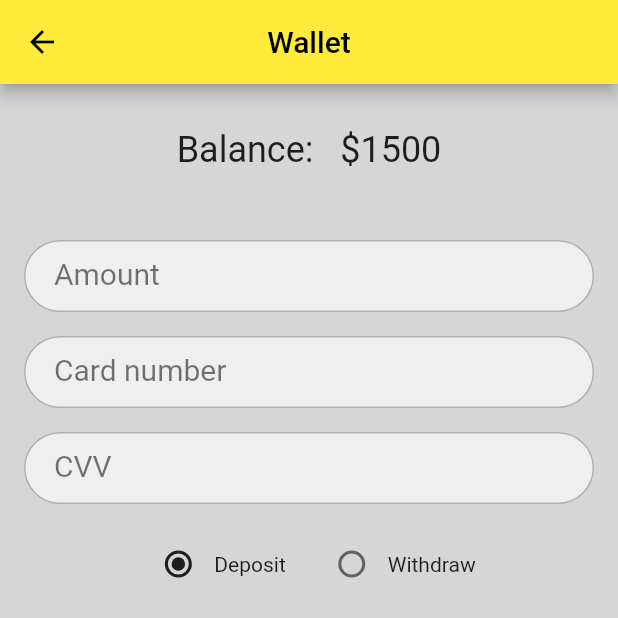
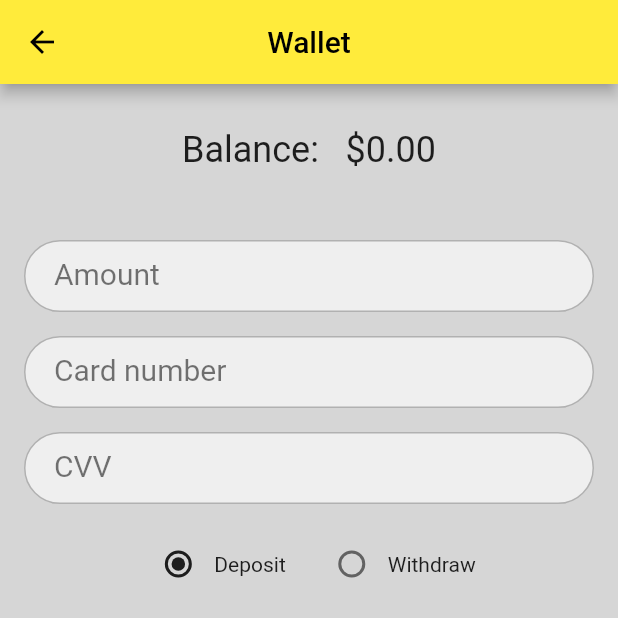
Before and after one commit to FadyAhmed/Nexus-Market-Place, a Flutter app: the AccountInfoScreen screen opened directly with empty values, after a tap on "Wallet", on a phone screen of 412 x 824 dp, the top half of it. Run offline on Flutter 3.47's test engine with Material 2 defaults, Android fonts, the phone set to English and light mode, and no system bars; our stand-ins replace equatable; accounts and stored records are empty; network calls fail.

Commit message:
users api: get and remove balance

```diff
--- a/lib/constants/routes_constants.dart
+++ b/lib/constants/routes_constants.dart
@@ -6,4 +6,10 @@ class RoutesConstants {
   static String signIn = RoutesConstants.usersBaseUrl + '/login';
   static String signUp = RoutesConstants.usersBaseUrl + '/signup';
   static String getMyProfile = RoutesConstants.usersBaseUrl + '/profile';
+  static String getAllUsers = RoutesConstants.usersBaseUrl;
+  static String addBalance = RoutesConstants.usersBaseUrl + '/wallet/deposit';
+  static String removeBalance =
+      RoutesConstants.usersBaseUrl + '/wallet/withdraw';
+
+  static String addItemToInventory = RoutesConstants.baseUrl + '/myinventory';
 }
--- /dev/null
+++ b/lib/models/add_balance_request.dart
@@ -0,0 +1,26 @@
+import 'package:json_annotation/json_annotation.dart';
+
+part 'add_balance_request.g.dart';
+
+@JsonSerializable()
+class AddBalanceRequest {
+  String cardNum;
+  double amount;
+  String cvv;
+
+  AddBalanceRequest({
+    required this.cardNum,
+    required this.amount,
+    required this.cvv,
+  });
+
+  factory AddBalanceRequest.fromJson(Map<String, dynamic> json) =>
+      _$AddBalanceRequestFromJson(json);
+
+  Map<String, dynamic> toJson() => _$AddBalanceRequestToJson(this);
+
+  @override
+  String toString() {
+    return toJson().toString();
+  }
+}
--- a/lib/providers/users_provider.dart
+++ b/lib/providers/users_provider.dart
@@ -1,19 +1,60 @@
+import 'package:ds_market_place/models/add_balance_request.dart';
 import 'package:flutter/cupertino.dart';
 import 'package:ds_market_place/constants/enums.dart';
 import 'package:ds_market_place/models/profile.dart';
 import 'package:ds_market_place/services/users_web_service.dart';
 
 class UsersProvider with ChangeNotifier {
-  LoadingStatus loadingStatus = LoadingStatus.initial;
   UsersWebService usersWebService = UsersWebService();
 
+  LoadingStatus profileLoadingStatus = LoadingStatus.initial;
+  LoadingStatus balanceLoadingStatus = LoadingStatus.initial;
+
+  Profile? profile;
+
   Future<Profile> getMyProfile({notifyWhenLoaded = true}) async {
-    loadingStatus = LoadingStatus.loading;
+    profileLoadingStatus = LoadingStatus.loading;
     if (notifyWhenLoaded) notifyListeners();
 
-    Profile profile = await usersWebService.getMyProfile();
-    loadingStatus = LoadingStatus.done;
+    try {
+      Profile fetchedProfile = await usersWebService.getMyProfile();
+      profile = fetchedProfile;
+      return fetchedProfile;
+    } catch (e) {
+      throw e;
+    } finally {
+      profileLoadingStatus = LoadingStatus.done;
+      notifyListeners();
+    }
+  }
+
+  Future<void> addBalance(AddBalanceRequest addBalanceRequest) async {
+    balanceLoadingStatus = LoadingStatus.loading;
     notifyListeners();
-    return profile;
+
+    try {
+      await usersWebService.addBalance(addBalanceRequest);
+      profile!.balance += addBalanceRequest.amount;
+    } catch (e) {
+      throw e;
+    } finally {
+      balanceLoadingStatus = LoadingStatus.done;
+      notifyListeners();
+    }
+  }
+
+  Future<void> removeBalance(AddBalanceRequest addBalanceRequest) async {
+    balanceLoadingStatus = LoadingStatus.loading;
+    notifyListeners();
+
+    try {
+      await usersWebService.removeBalance(addBalanceRequest);
+      profile!.balance -= addBalanceRequest.amount;
+    } catch (e) {
+      throw e;
+    } finally {
+      balanceLoadingStatus = LoadingStatus.done;
+      notifyListeners();
+    }
   }
 }
--- a/lib/screens/account_info/wallet.dart
+++ b/lib/screens/account_info/wallet.dart
@@ -2,7 +2,14 @@ import 'package:ds_market_place/components/UI/rounded_button.dart';
 import 'package:ds_market_place/components/UI/show_snackbar.dart';
 import 'package:ds_market_place/components/UI/text_field.dart';
 import 'package:ds_market_place/components/UI/text_form_field_class.dart';
+import 'package:ds_market_place/constants/enums.dart';
+import 'package:ds_market_place/helpers/exceptions.dart';
+import 'package:ds_market_place/helpers/functions.dart';
+import 'package:ds_market_place/models/add_balance_request.dart';
+import 'package:ds_market_place/models/profile.dart';
+import 'package:ds_market_place/providers/users_provider.dart';
 import 'package:flutter/material.dart';
+import 'package:provider/provider.dart';
 
 enum TransactionType { withdraw, deposit }
 
@@ -19,19 +26,58 @@ class _WalletScreenState extends State<WalletScreen> {
   TextEditingController _cvvNumberController = TextEditingController();
 
   TransactionType? _transactionType = TransactionType.deposit;
+
+  @override
+  void initState() {
+    super.initState();
+    Provider.of<UsersProvider>(context, listen: false)
+        .getMyProfile(notifyWhenLoaded: false);
+  }
+
+  void submitRequest() async {
+    if (_formKey.currentState!.validate()) {
+      var userProvider = Provider.of<UsersProvider>(context, listen: false);
+      var addBalanceRequest = AddBalanceRequest(
+        cardNum: _cardNumberController.text,
+        amount: double.parse(_amountController.text),
+        cvv: _cvvNumberController.text,
+      );
+      try {
+        if (_transactionType == TransactionType.deposit)
+          await userProvider.addBalance(addBalanceRequest);
+        else
+          await userProvider.removeBalance(addBalanceRequest);
+        showSnackbar(context, Text("Transaction done"));
+      } on ServerException catch (e) {
+        showMessageDialogue(context, e.message)
+            .then((_) => Navigator.of(context).pop());
+      }
+    }
+  }
+
   @override
   Widget build(BuildContext context) {
+    var userProvider = Provider.of<UsersProvider>(context);
     List<KFormField> fields = [
       KFormField(
           controller: _amountController,
           hint: 'Enter amount ',
           label: "Amount",
           obsecure: false,
-          validator: (String? s) => s == null || s.isEmpty
-              ? 'Empty'
-              : double.tryParse(s) == null
-                  ? 'Not A Number!'
-                  : null),
+          validator: (String? s) {
+            if (s == null || s.isEmpty) {
+              return 'Empty';
+            } else if (double.tryParse(s) == null) {
+              return 'Not A Number!';
+            } else if (double.parse(s) <= 0) {
+              return 'invalid amount';
+            } else if ((_transactionType == TransactionType.withdraw &&
+                userProvider.profile!.balance - double.parse(s) < 0)) {
+              return 'insufficient balance';
+            } else {
+              return null;
+            }
+          }),
       KFormField(
           controller: _cardNumberController,
           hint: 'Enter Card Number',
@@ -42,7 +88,7 @@ class _WalletScreenState extends State<WalletScreen> {
               : double.tryParse(s) == null
                   ? 'Not A Number!'
                   : s.length != 12
-                      ? "Wrong number"
+                      ? "card number should be 12 digits"
                       : null),
       KFormField(
           controller: _cvvNumberController,
@@ -54,7 +100,7 @@ class _WalletScreenState extends State<WalletScreen> {
               : double.tryParse(s) == null
                   ? 'Not A Number!'
                   : s.length != 3
-                      ? "Wrong number"
+                      ? "CVV should be 3 digits"
                       : null),
     ];
     return Scaffold(
@@ -67,10 +113,12 @@ class _WalletScreenState extends State<WalletScreen> {
           children: [
             const SizedBox(height: 30),
             Center(
-              child: Text(
-                "Balance:   \$1500",
-                style: Theme.of(context).textTheme.headline5,
-              ),
+              child: userProvider.profileLoadingStatus == LoadingStatus.loading
+                  ? CircularProgressIndicator()
+                  : Text(
+                      "Balance:   \$${userProvider.profile!.balance.toStringAsFixed(2)}",
+                      style: Theme.of(context).textTheme.headline5,
+                    ),
             ),
             const SizedBox(height: 30),
             Column(
@@ -141,16 +189,13 @@ class _WalletScreenState extends State<WalletScreen> {
                   children: [
                     Padding(
                       padding: const EdgeInsets.all(16.0),
-                      child: RoundedButton(
-                        onPressed: () {
-                          _formKey.currentState!.validate();
-
-                          showSnackbar(context, Text("Transaction done"));
-
-                          Navigator.of(context).pop();
-                        },
-                        title: 'Confirm',
-                      ),
+                      child: (userProvider.balanceLoadingStatus ==
+                              LoadingStatus.loading)
+                          ? Center(child: CircularProgressIndicator())
+                          : RoundedButton(
+                              onPressed: submitRequest,
+                              title: 'Confirm',
+                            ),
                     ),
                   ],
                 ),
--- a/lib/screens/navigation/account_info.dart
+++ b/lib/screens/navigation/account_info.dart
@@ -39,14 +39,11 @@ ListTile itemTile(BuildContext context,
 }
 
 class _AccountInfoScreenState extends State<AccountInfoScreen> {
-  late Profile profile;
-
   @override
   void initState() {
     super.initState();
     Provider.of<UsersProvider>(context, listen: false)
-        .getMyProfile(notifyWhenLoaded: false)
-        .then((fetchedProfile) => profile = fetchedProfile);
+        .getMyProfile(notifyWhenLoaded: false);
   }
 
   @override
@@ -59,7 +56,7 @@ class _AccountInfoScreenState extends State<AccountInfoScreen> {
                     padding: const EdgeInsets.only(top: 16, left: 25),
               height: 130,
               color: Theme.of(context).primaryColor,
-                    child: usersProvider.loadingStatus == LoadingStatus.loading
+                    child: usersProvider.profileLoadingStatus == LoadingStatus.loading
                   ? Center(
                       child: CircularProgressIndicator(
                         color: Theme.of(context).scaffoldBackgroundColor,
@@ -74,7 +71,9 @@ class _AccountInfoScreenState extends State<AccountInfoScreen> {
                           crossAxisAlignment: CrossAxisAlignment.start,
                           children: [
                             Text(
-                              profile.firstName + ' ' + profile.lastName,
+                              usersProvider.profile!.firstName +
+                                  ' ' +
+                                  usersProvider.profile!.lastName,
                               style: Theme.of(context).textTheme.headline5,
                             ),
                             const SizedBox(height: 5),
@@ -84,7 +83,7 @@ class _AccountInfoScreenState extends State<AccountInfoScreen> {
                                     Icons.account_balance_wallet_outlined),
                                 Text(
                                   " " +
-                                      "${profile.balance.toStringAsFixed(2)}\$",
+                                      "${usersProvider.profile!.balance.toStringAsFixed(2)}\$",
                                   style: Theme.of(context)
                                       .textTheme
                                       .subtitle1!
--- a/lib/screens/welcome_screen.dart
+++ b/lib/screens/welcome_screen.dart
@@ -86,6 +86,7 @@ class _WelcomeScreenState extends State<WelcomeScreen> {
                           }),
                       LoginAsUser1Button(),
                       TestingButton(),
+                      GoToMarketPlace(),
                     ],
                   ),
                 ),
```
Also changed, not shown: lib/helpers/functions.dart (+11 -2 lines), lib/helpers/testing_widgets.dart (+30 -4 lines), lib/services/users_web_service.dart (+27 -2 lines), lib/models/add_balance_request.g.dart (added).
